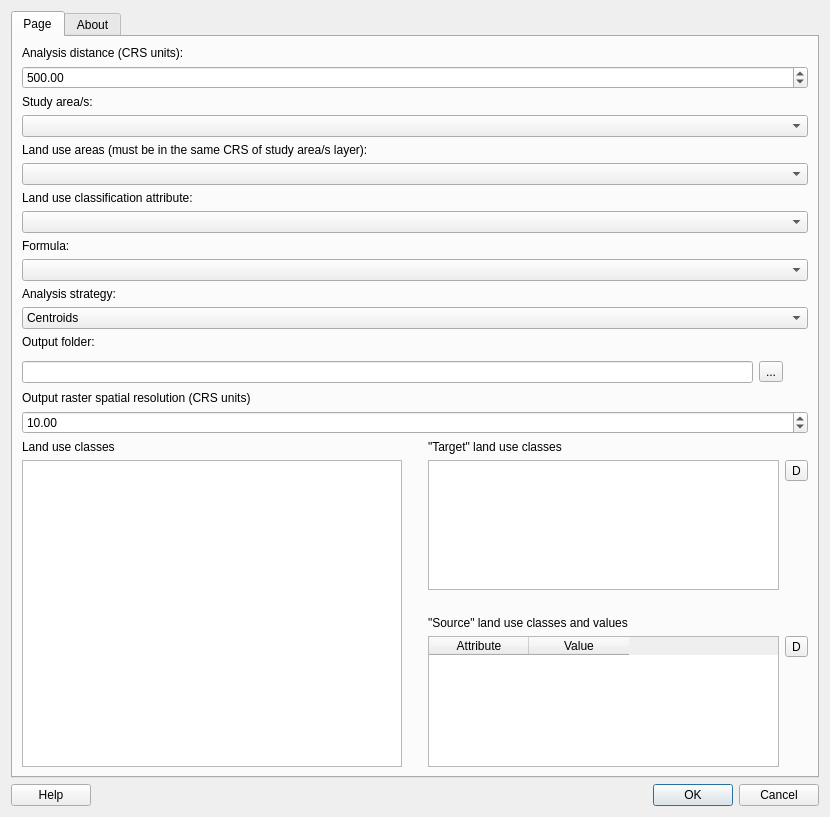
NaturalGIS/mapping_ecosystem_services, file mapping_ecosystem_services_dialog_base.ui: the form before one commit.
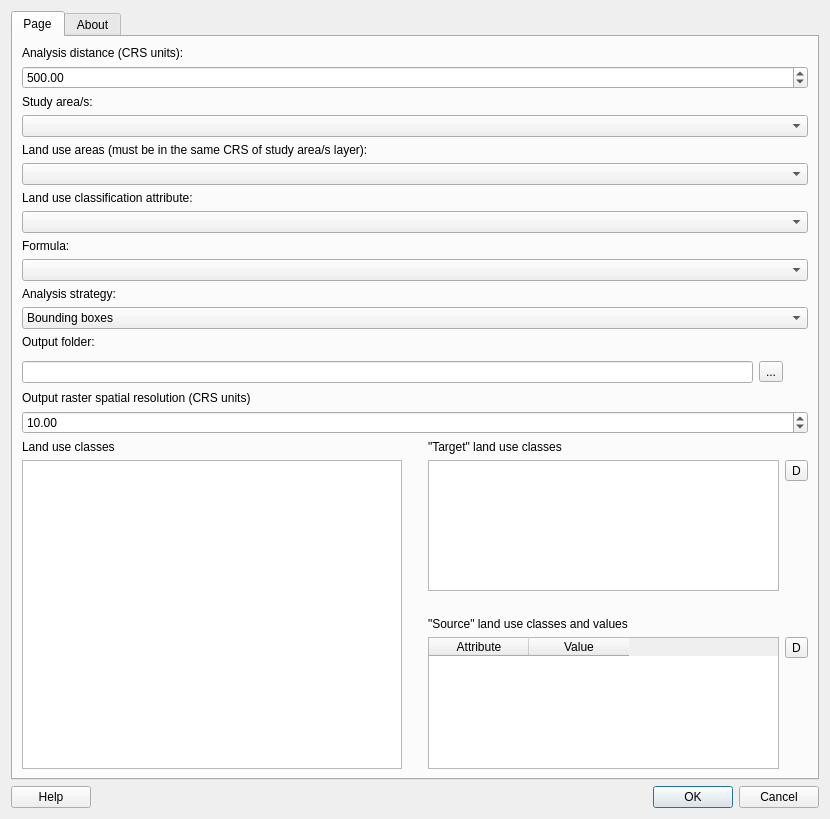
The form after the commit. Icons and pictures are not drawn.

Commit message: centroids replaced by bbox

What changed in the file:
```diff
--- a/mapping_ecosystem_services_dialog_base.ui
+++ b/mapping_ecosystem_services_dialog_base.ui
@@ -7,7 +7,7 @@
     <x>0</x>
     <y>0</y>
     <width>830</width>
-    <height>817</height>
+    <height>819</height>
    </rect>
   </property>
   <property name="windowTitle">
@@ -105,7 +105,7 @@
         <widget class="QComboBox" name="analysisTypeBox">
          <item>
           <property name="text">
-           <string>Centroids</string>
+           <string>Bounding boxes</string>
           </property>
          </item>
          <item>
```
The commit also changes 1 other file.
